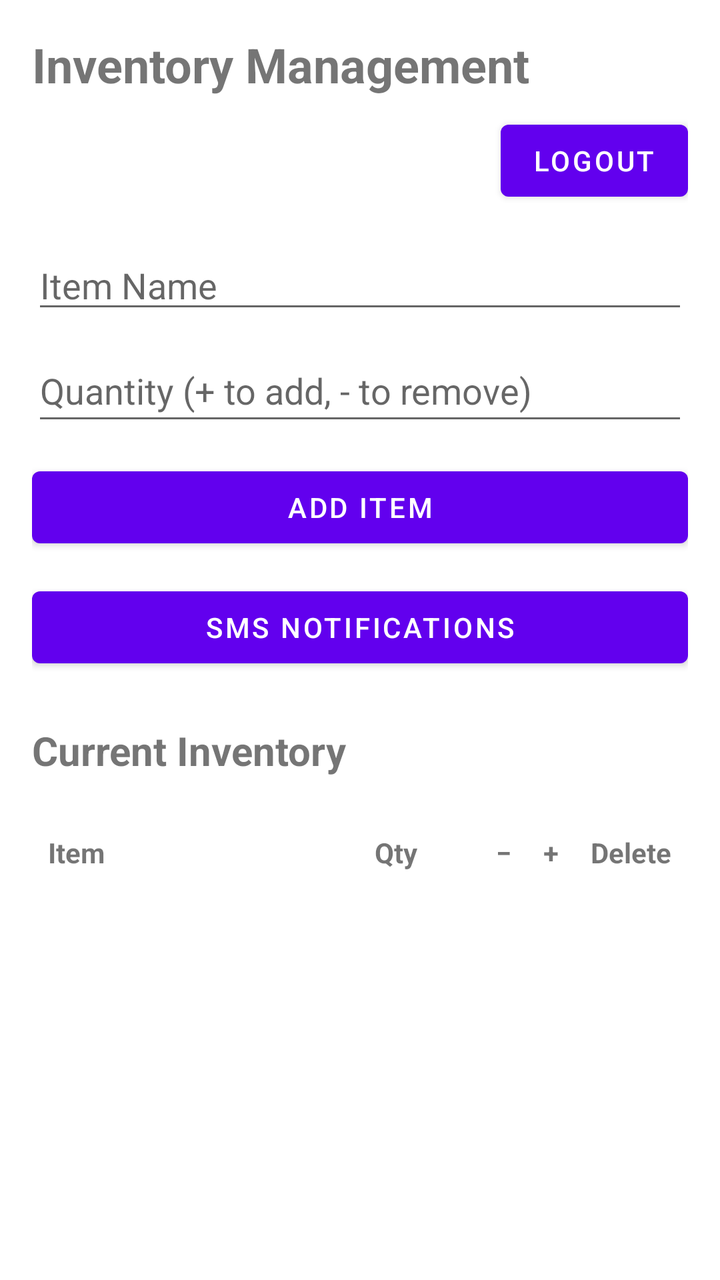
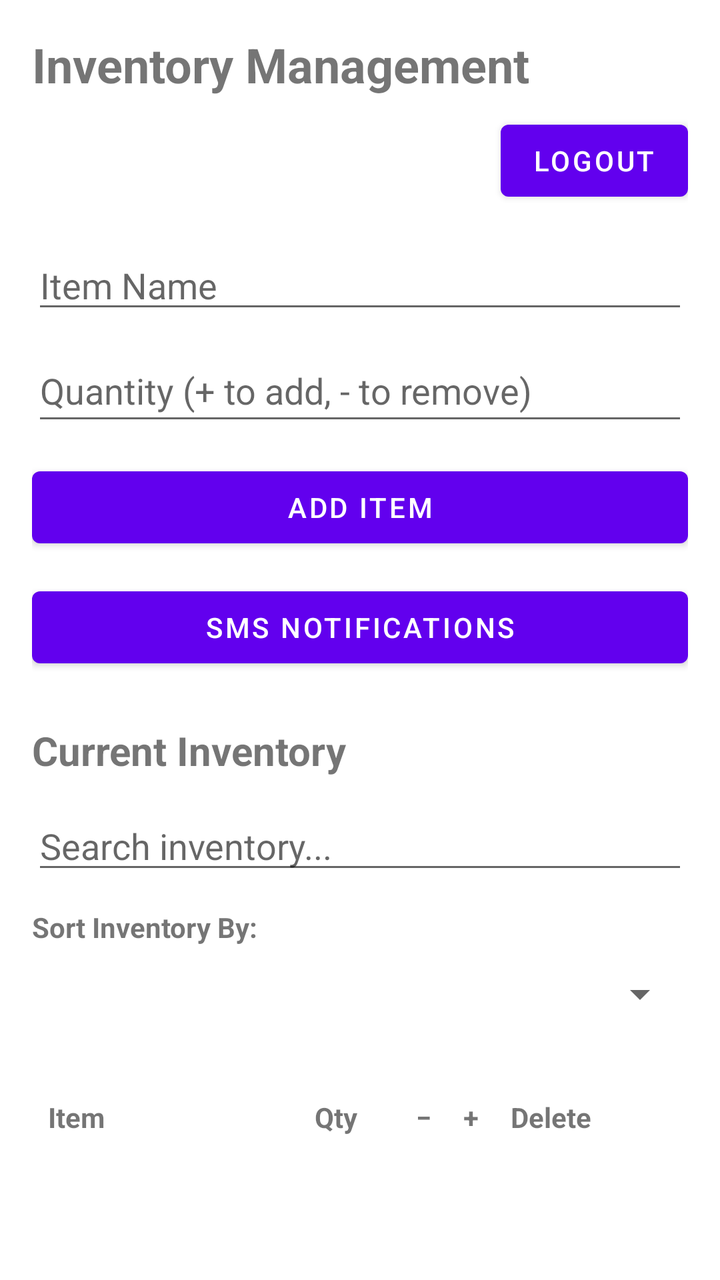

An Android layout rendered at two revisions. The XML below is the earlier revision; the diff shows what the commit changed to produce the second picture.
<!-- AndroidManifest.xml: application theme Theme.NathanJohannesApp -->
<!-- res/layout/activity_inventory.xml -->
<?xml version="1.0" encoding="utf-8"?>
<ScrollView
    xmlns:android="http://schemas.android.com/apk/res/android"
    android:layout_width="match_parent"
    android:layout_height="match_parent"
    android:fillViewport="true">

    <LinearLayout
        android:layout_width="match_parent"
        android:layout_height="wrap_content"
        android:orientation="vertical"
        android:padding="16dp">

        
        <TextView
            android:layout_width="match_parent"
            android:layout_height="wrap_content"
            android:text="Inventory Management"
            android:textSize="24sp"
            android:textStyle="bold"
            android:layout_marginBottom="8dp" />

        
        <Button
            android:id="@+id/btnLogout"
            android:layout_width="wrap_content"
            android:layout_height="wrap_content"
            android:layout_gravity="end"
            android:text="Logout" />

        
        <EditText
            android:id="@+id/etItemName"
            android:layout_width="match_parent"
            android:layout_height="wrap_content"
            android:layout_marginTop="16dp"
            android:hint="Item Name"
            android:inputType="textCapSentences"
            android:maxLength="50" />

        
        <EditText
            android:id="@+id/etQuantity"
            android:layout_width="match_parent"
            android:layout_height="wrap_content"
            android:minHeight="48dp"
            android:layout_marginTop="8dp"
            android:hint="Quantity (+ to add, - to remove)"
            android:inputType="numberSigned"
            android:importantForAutofill="no" />


        
        <TextView
            android:id="@+id/tvStatusMessage"
            android:layout_width="match_parent"
            android:layout_height="wrap_content"
            android:layout_marginTop="8dp"
            android:textColor="#B00020"
            android:visibility="gone" />

        
        <Button
            android:id="@+id/btnAddItem"
            android:layout_width="match_parent"
            android:layout_height="wrap_content"
            android:layout_marginTop="12dp"
            android:text="Add Item" />

        
        <Button
            android:id="@+id/btnNotifications"
            android:layout_width="match_parent"
            android:layout_height="wrap_content"
            android:layout_marginTop="12dp"
            android:text="SMS Notifications" />

        
        <TextView
            android:layout_width="match_parent"
            android:layout_height="wrap_content"
            android:layout_marginTop="24dp"
            android:text="Current Inventory"
            android:textSize="20sp"
            android:textStyle="bold" />

        
        <TextView
            android:id="@+id/tvEmptyInventory"
            android:layout_width="match_parent"
            android:layout_height="wrap_content"
            android:layout_marginTop="16dp"
            android:gravity="center"
            android:padding="16dp"
            android:text="Your inventory is currently empty."
            android:visibility="gone" />

        
        <HorizontalScrollView
            android:layout_width="match_parent"
            android:layout_height="wrap_content"
            android:layout_marginTop="12dp"
            android:fillViewport="true"
            android:scrollbars="horizontal">

            
            <TableLayout
                android:id="@+id/tableInventory"
                android:layout_width="wrap_content"
                android:layout_height="wrap_content"
                android:stretchColumns="0,1">

                
                <TableRow
                    android:paddingTop="8dp"
                    android:paddingBottom="8dp">

                    <TextView
                        android:layout_width="120dp"
                        android:layout_height="wrap_content"
                        android:padding="8dp"
                        android:text="Item"
                        android:textStyle="bold" />

                    <TextView
                        android:layout_width="64dp"
                        android:layout_height="wrap_content"
                        android:gravity="center"
                        android:padding="8dp"
                        android:text="Qty"
                        android:textStyle="bold" />

                    <TextView
                        android:layout_width="wrap_content"
                        android:layout_height="wrap_content"
                        android:gravity="center"
                        android:padding="8dp"
                        android:text="−"
                        android:textStyle="bold" />

                    <TextView
                        android:layout_width="wrap_content"
                        android:layout_height="wrap_content"
                        android:gravity="center"
                        android:padding="8dp"
                        android:text="+"
                        android:textStyle="bold" />

                    <TextView
                        android:layout_width="wrap_content"
                        android:layout_height="wrap_content"
                        android:gravity="center"
                        android:padding="8dp"
                        android:text="Delete"
                        android:textStyle="bold" />

                </TableRow>

            </TableLayout>

        </HorizontalScrollView>

    </LinearLayout>

</ScrollView>
<!-- resources referenced by this layout -->
<resources>
  <style name="Theme.NathanJohannesApp" parent="Theme.MaterialComponents.DayNight.DarkActionBar">
          
          <item name="colorPrimary">@color/purple_500</item>
          <item name="colorPrimaryVariant">@color/purple_700</item>
          <item name="colorOnPrimary">@color/white</item>
          
          <item name="colorSecondary">@color/teal_200</item>
          <item name="colorSecondaryVariant">@color/teal_700</item>
          <item name="colorOnSecondary">@color/black</item>
          
          <item name="android:statusBarColor">?attr/colorPrimaryVariant</item>
          
      </style>
  <color name="purple_500">#FF6200EE</color>
  <color name="purple_700">#FF3700B3</color>
  <color name="white">#FFFFFFFF</color>
  <color name="teal_200">#FF03DAC5</color>
  <color name="teal_700">#FF018786</color>
  <color name="black">#FF000000</color>
</resources>

<!-- the commit's change to res/layout/activity_inventory.xml (unified diff, before → after) -->
@@ -85,6 +85,30 @@
             android:textStyle="bold" />
 
         
+        <EditText
+            android:id="@+id/etSearchInventory"
+            android:layout_width="match_parent"
+            android:layout_height="wrap_content"
+            android:layout_marginTop="12dp"
+            android:hint="Search inventory..."
+            android:inputType="text"
+            android:singleLine="true" />
+
+        
+        <TextView
+            android:layout_width="match_parent"
+            android:layout_height="wrap_content"
+            android:layout_marginTop="12dp"
+            android:text="Sort Inventory By:"
+            android:textStyle="bold" />
+
+        
+        <Spinner
+            android:id="@+id/spinnerSortInventory"
+            android:layout_width="match_parent"
+            android:layout_height="48dp" />
+
+        
         <TextView
             android:id="@+id/tvEmptyInventory"
             android:layout_width="match_parent"
@@ -107,8 +131,7 @@
             <TableLayout
                 android:id="@+id/tableInventory"
                 android:layout_width="wrap_content"
-                android:layout_height="wrap_content"
-                android:stretchColumns="0,1">
+                android:layout_height="wrap_content">
 
                 
                 <TableRow
@@ -118,6 +141,7 @@
                     <TextView
                         android:layout_width="120dp"
                         android:layout_height="wrap_content"
+                        android:gravity="start|center_vertical"
                         android:padding="8dp"
                         android:text="Item"
                         android:textStyle="bold" />
